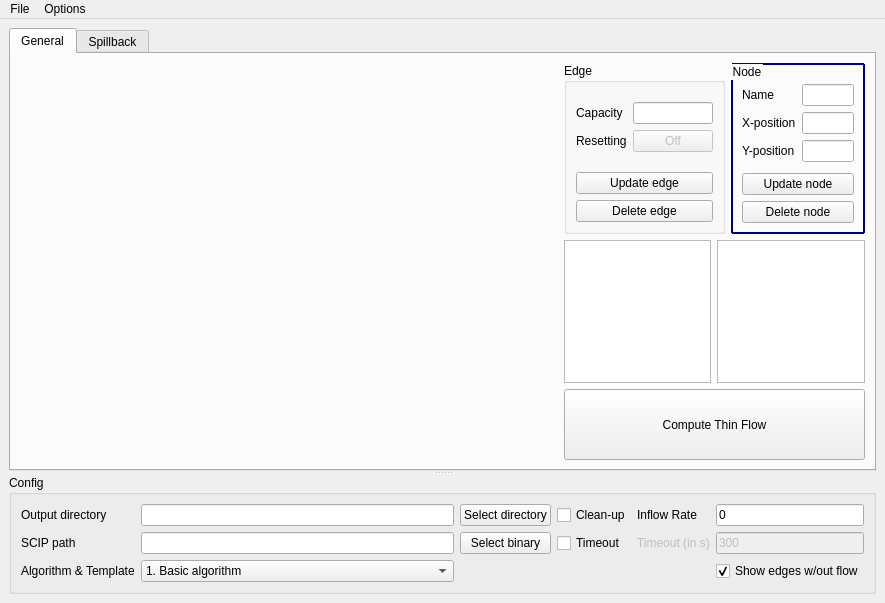
First picture: the form in source/ui/thinFlow_mainWdw.ui, repository LeonSering/NashFlowComputation, before the edit.
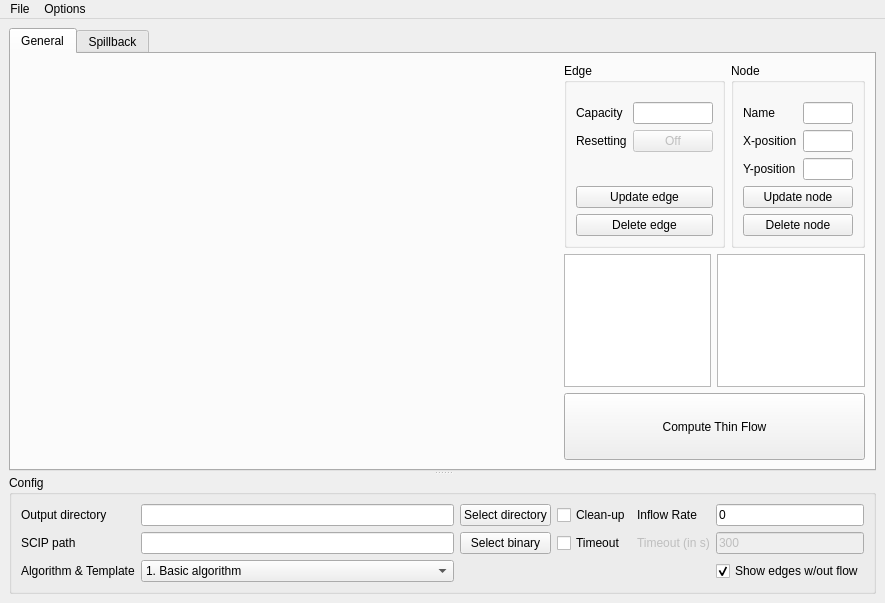
Second picture: the form after the edit.

The edit to the form file:
```diff
--- a/source/ui/thinFlow_mainWdw.ui
+++ b/source/ui/thinFlow_mainWdw.ui
@@ -44,10 +44,7 @@
             </sizepolicy>
            </property>
            <property name="styleSheet">
-            <string notr="true">QGroupBox { 
-     border: 2px solid rgb(0, 0, 127); 
-     border-radius: 1px; 
- } </string>
+            <string notr="true"/>
            </property>
            <property name="title">
             <string>Node</string>
```
